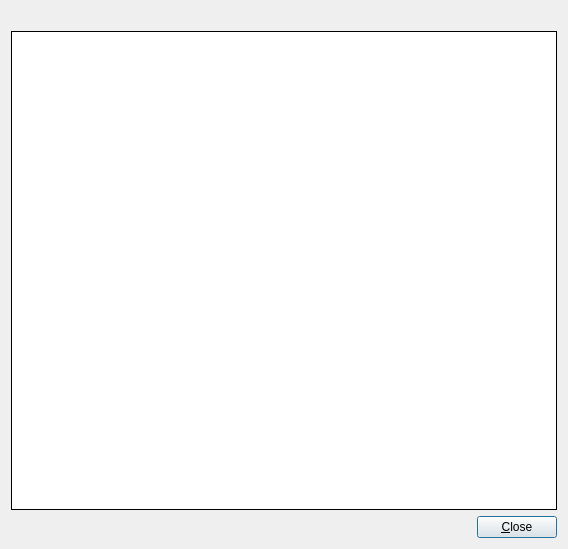
Old version of the form application/about.ui in the repository jkriege2/QuickFit3.
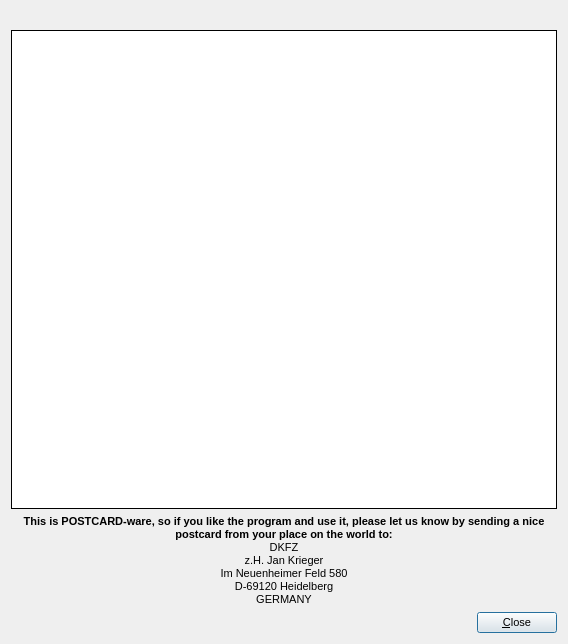
New version of the form. Icons and pictures are not drawn.

Commit message: QuickFit3: log widgets may be searched now Quickfit3: log widgets prepend current date and time to each line Quickfit3/raw data record editor: property names and types may be edited in table QuickFit3/help: improved handling of search QuickFit3/help: allows to search all available help files QuickFit3/help: help window is an application mainwindow now QuickFit3/help: added help page on help browser QuickFit3: added remark on postcard-ware to copyright help-page and about box

Diff of the .ui file:
```diff
--- a/application/about.ui
+++ b/application/about.ui
@@ -10,7 +10,7 @@
     <x>0</x>
     <y>0</y>
     <width>568</width>
-    <height>549</height>
+    <height>644</height>
    </rect>
   </property>
   <property name="sizePolicy">
@@ -19,6 +19,11 @@
     <verstretch>0</verstretch>
    </sizepolicy>
   </property>
+  <property name="font">
+   <font>
+    <pointsize>8</pointsize>
+   </font>
+  </property>
   <property name="windowTitle">
    <string>About QuickFit</string>
   </property>
@@ -55,6 +60,19 @@
      </property>
     </widget>
    </item>
+   <item>
+    <widget class="QLabel" name="labLicense">
+     <property name="text">
+      <string>&lt;b&gt;This is POSTCARD-ware, so if you like the program and use it, please let us know by sending a nice postcard from your place on the world to:&lt;/b&gt;&lt;br&gt;DKFZ&lt;br&gt;z.H. Jan Krieger&lt;br&gt;Im Neuenheimer Feld 580&lt;br&gt;D-69120 Heidelberg&lt;br&gt;GERMANY</string>
+     </property>
+     <property name="alignment">
+      <set>Qt::AlignCenter</set>
+     </property>
+     <property name="wordWrap">
+      <bool>true</bool>
+     </property>
+    </widget>
+   </item>
    <item>
     <layout class="QHBoxLayout" name="horizontalLayout_2">
      <item>
```
The commit also changes 57 other files.
